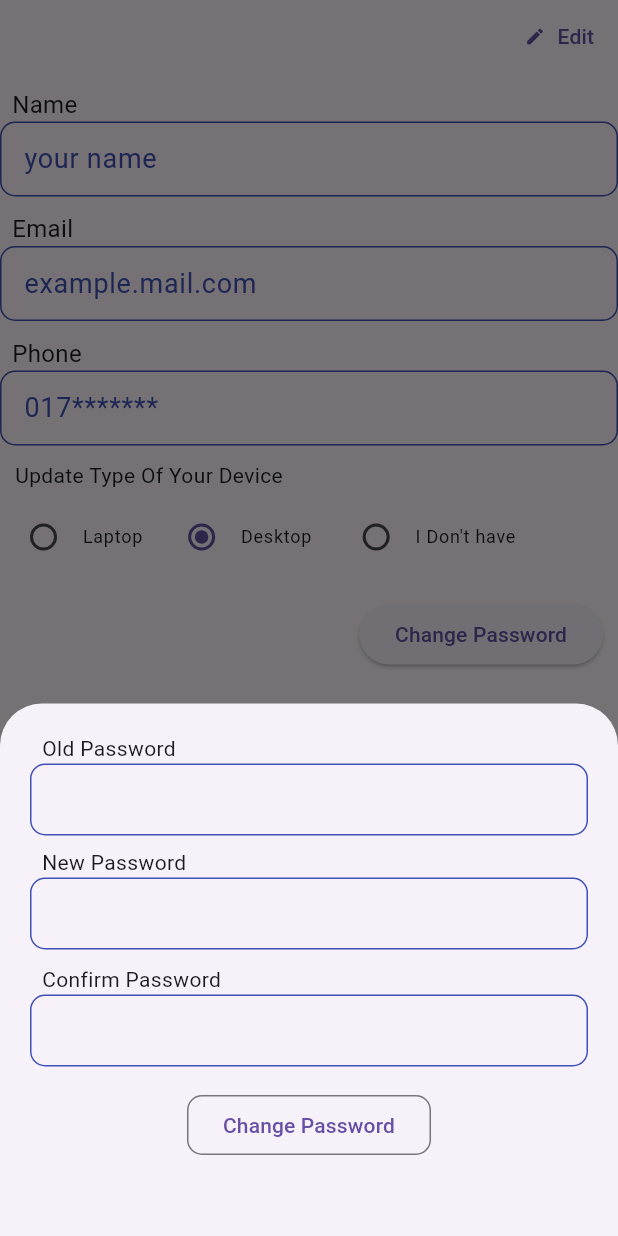
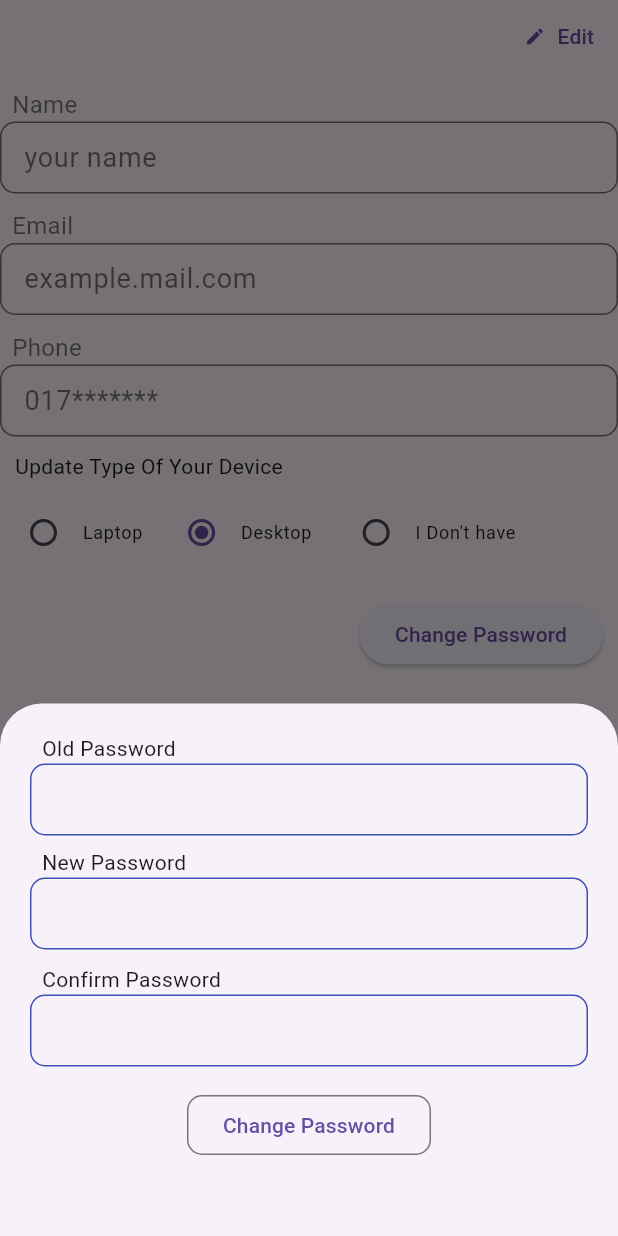
Before and after one commit to forhad35/kodeeo_app, a Flutter app: the ProfileInfo widget shown alone on an empty page, opened directly, after a tap on "Edit", after a tap on "Update Info", after a tap on "Change Password", on a phone screen of 412 x 824 dp. Run offline on Flutter 3.47's test engine with Material 2 defaults, Android fonts, the phone set to English and light mode, and no system bars; our stand-ins replace animated_splash_screen, carousel_slider, floating_bottom_navigation_bar, flutter_svg, font_awesome_flutter, full_screen_image and 2 more; accounts and stored records are empty; network calls fail.

Commit message:
update gallery and profile info page

```diff
--- a/lib/pages/photo_gallery.dart
+++ b/lib/pages/photo_gallery.dart
@@ -1,3 +1,4 @@
+import 'package:flutter/gestures.dart';
 import 'package:flutter/material.dart';
 import 'package:kodeeo_app/data/model/photos_link.dart';
 import 'package:kodeeo_app/pages/home.dart';
@@ -11,7 +12,7 @@ class PhotoGallery extends StatelessWidget {
   @override
   Widget build(BuildContext context) {
     return  Scaffold(
-      appBar: AppBar(),
+      appBar: AppBar(title: Text("Photo Gallery"),),
       body: SingleChildScrollView(
         child: StaggeredGrid.count(
           crossAxisCount: 4,
@@ -63,7 +64,17 @@ class PhotoGallery extends StatelessWidget {
 Widget loadimg(String PhotosLink){
   return  Padding(
     padding: const EdgeInsets.all(5.0),
-    child: Image.network(PhotosLink,fit: BoxFit.cover,),
+    child: Container(
+      clipBehavior: Clip.hardEdge,
+      decoration:  BoxDecoration(
+        border: Border.all(
+          color: Colors.grey,
+          strokeAlign: BorderSide.strokeAlignOutside,
+          width: 1,
+        ),
+        borderRadius: BorderRadius.all(Radius.circular(15)),
+      ),
+        child: Image.network(PhotosLink,fit: BoxFit.cover,isAntiAlias: true,)),
   );
 }
 //testing zoomable image
--- a/lib/widgets/profile_info2.dart
+++ b/lib/widgets/profile_info2.dart
@@ -24,6 +24,19 @@ class _ProfileInfoState extends State<ProfileInfo> {
   var phone=TextEditingController(text: "017*******");
   bool editFromText=false;
 
+  Color activecolor=Colors.indigo;
+  Color nonactivecolor=Colors.black54;
+  Color focuscolor=Colors.lightGreen;
+  Color errorcolor = Colors.redAccent;
+  var swaingcolor; /// active notactive color sowing variable
+
+  bool errorText=false;
+  bool errorText1=false;
+
+
+
+
+
   @override
   Widget build(BuildContext context) {
     return Container(
@@ -38,6 +51,8 @@ class _ProfileInfoState extends State<ProfileInfo> {
                   onPressed: () {
                     setState(() {
                       editFromText=true;
+                      swaingcolor=nonactivecolor;
+                      nonactivecolor=activecolor;
                     });
                   },
                   icon: Icon(
@@ -55,25 +70,25 @@ class _ProfileInfoState extends State<ProfileInfo> {
                     children: [
                       Padding(
                         padding: const EdgeInsets.only(left: 8.0),
-                        child: Text("Name",style: TextStyle(fontSize: 16),),
+                        child: Text("Name",style: TextStyle(fontSize: 16,color: nonactivecolor),),
                       ),
                       TextFormField(
                         enabled: editFromText,
                         controller: name,
-                        style: TextStyle(fontSize:18,color: Colors.indigo,height: 1),
+                        style: TextStyle(fontSize:18,color: nonactivecolor,height: 0.8),
                         decoration: InputDecoration(
                           focusedBorder: OutlineInputBorder(
                               borderRadius: BorderRadius.all(Radius.circular(10)),
                               borderSide:
-                              BorderSide(width: 1, color: Colors.orange)),
+                              BorderSide(width: 1, color: focuscolor)),
                           disabledBorder: OutlineInputBorder(
                               borderRadius: BorderRadius.all(Radius.circular(10)),
                               borderSide:
-                              BorderSide(width: 1, color: Colors.indigo)),
+                              BorderSide(width: 1, color: nonactivecolor)),
                           enabledBorder: OutlineInputBorder(
                               borderRadius: BorderRadius.all(Radius.circular(10)),
                               borderSide:
-                              BorderSide(width: 1, color: Colors.indigo)),
+                              BorderSide(width: 1, color: nonactivecolor)),
                         ),
                       ),
                       SizedBox(
@@ -81,26 +96,26 @@ class _ProfileInfoState extends State<ProfileInfo> {
                       ),
                       Padding(
                         padding: const EdgeInsets.only(left: 8.0),
-                        child: Text("Email",style: TextStyle(fontSize: 16),),
+                        child: Text("Email",style: TextStyle(fontSize: 16,color: nonactivecolor),),
                       ),
                       TextFormField(
                         enabled: editFromText,
                         controller: email,
-                        style: TextStyle(fontSize:18,color: Colors.indigo,height: 1 ),
+                        style: TextStyle(fontSize:18,color: nonactivecolor,height: .8 ),
                         decoration: InputDecoration(
 
                           focusedBorder: OutlineInputBorder(
                               borderRadius: BorderRadius.all(Radius.circular(10)),
                               borderSide:
-                              BorderSide(width: 1, color: Colors.orange)),
+                              BorderSide(width: 1, color: focuscolor)),
                           disabledBorder: OutlineInputBorder(
                               borderRadius: BorderRadius.all(Radius.circular(10)),
                               borderSide:
-                              BorderSide(width: 1, color: Colors.indigo)),
+                              BorderSide(width: 1, color: nonactivecolor)),
                           enabledBorder: OutlineInputBorder(
                               borderRadius: BorderRadius.all(Radius.circular(10)),
                               borderSide:
-                              BorderSide(width: 1, color: Colors.indigo)),
+                              BorderSide(width: 1, color: nonactivecolor)),
 
                         ),
                       ),
@@ -109,26 +124,26 @@ class _ProfileInfoState extends State<ProfileInfo> {
                       ),
                       Padding(
                         padding: const EdgeInsets.only(left: 8.0),
-                        child: Text("Phone",style: TextStyle(fontSize: 16),),
+                        child: Text("Phone",style: TextStyle(fontSize: 16,color: nonactivecolor),),
                       ),
                       TextFormField(
                         enabled: editFromText,
                         controller: phone,
-                        style: TextStyle(fontSize:18,color: Colors.indigo,height: 1 ),
+                        style: TextStyle(fontSize:18,color: nonactivecolor,height: .8 ),
                         decoration: InputDecoration(
 
                           focusedBorder: OutlineInputBorder(
                               borderRadius: BorderRadius.all(Radius.circular(10)),
                               borderSide:
-                              BorderSide(width: 1, color: Colors.orange)),
+                              BorderSide(width: 1, color: focuscolor)),
                           disabledBorder: OutlineInputBorder(
                               borderRadius: BorderRadius.all(Radius.circular(10)),
                               borderSide:
-                              BorderSide(width: 1, color: Colors.indigo)),
+                              BorderSide(width: 1, color: nonactivecolor)),
                           enabledBorder: OutlineInputBorder(
                               borderRadius: BorderRadius.all(Radius.circular(10)),
                               borderSide:
-                              BorderSide(width: 1, color: Colors.indigo)),
+                              BorderSide(width: 1, color: nonactivecolor)),
 
                         ),
                       ),
@@ -153,6 +168,8 @@ class _ProfileInfoState extends State<ProfileInfo> {
                   child: ElevatedButton(onPressed: () {
                     setState(() {
                       editFromText=false;
+                      nonactivecolor=swaingcolor;
+                      //nonactivecolor=swap;
                     });
                   },
                     child: Text("Update Info"),style: ButtonStyle(enableFeedback: editFromText),),
@@ -169,6 +186,7 @@ class _ProfileInfoState extends State<ProfileInfo> {
     );
   }
 
+  // bottom modal sheet function
   void modalBottomSheet(BuildContext context){
     var oldPass=TextEditingController();
     var newPass=TextEditingController();
@@ -194,21 +212,27 @@ class _ProfileInfoState extends State<ProfileInfo> {
                       ),
                       TextFormField(
                         controller: oldPass,
-                        style: TextStyle(fontSize: 20,height: .8),
+                        style: TextStyle(fontSize: 20,height: .6),
                         decoration: InputDecoration(
+                          errorText: errorText ? "Wrong Old password! ": null,
 
                           focusedBorder: OutlineInputBorder(
                               borderRadius: BorderRadius.all(Radius.circular(10)),
                               borderSide:
-                              BorderSide(width: 1, color: Colors.orange)),
-                          disabledBorder: OutlineInputBorder(
-                              borderRadius: BorderRadius.all(Radius.circular(10)),
-                              borderSide:
-                              BorderSide(width: 1, color: Colors.indigo)),
+                              BorderSide(width: 1, color: focuscolor)),
+                          // disabledBorder: OutlineInputBorder(
+                          //     borderRadius: BorderRadius.all(Radius.circular(10)),
+                          //     borderSide:
+                          //     BorderSide(width: 1, color: Colors.indigo)),
                           enabledBorder: OutlineInputBorder(
                               borderRadius: BorderRadius.all(Radius.circular(10)),
                               borderSide:
-                              BorderSide(width: 1, color: Colors.indigo)),
+                              BorderSide(width: 1, color: activecolor)),
+                          errorBorder: OutlineInputBorder(
+                              borderRadius: BorderRadius.all(Radius.circular(10)),
+                              borderSide:
+                              BorderSide(width: 1, color: errorcolor)),
+
                         ),
                       ),
                       SizedBox(
@@ -220,20 +244,26 @@ class _ProfileInfoState extends State<ProfileInfo> {
                       ),
                       TextFormField(
                         controller: newPass,
-                        style: TextStyle(fontSize: 20,height: .8),
+                        style: TextStyle(fontSize: 20,height: .6),
                         decoration: InputDecoration(
+                          errorText: errorText1 ? "Password Not Matching!": null,
                           focusedBorder: OutlineInputBorder(
                               borderRadius: BorderRadius.all(Radius.circular(10)),
                               borderSide:
-                              BorderSide(width: 1, color: Colors.orange)),
-                          disabledBorder: OutlineInputBorder(
-                              borderRadius: BorderRadius.all(Radius.circular(10)),
-                              borderSide:
-                              BorderSide(width: 1, color: Colors.indigo)),
+                              BorderSide(width: 1, color: focuscolor)),
+                          // disabledBorder: OutlineInputBorder(
+                          //     borderRadius: BorderRadius.all(Radius.circular(10)),
+                          //     borderSide:
+                          //     BorderSide(width: 1, color: Colors.indigo)),
                           enabledBorder: OutlineInputBorder(
                               borderRadius: BorderRadius.all(Radius.circular(10)),
                               borderSide:
-                              BorderSide(width: 1, color: Colors.indigo)),
+                              BorderSide(width: 1, color: activecolor)),
+                          errorBorder: OutlineInputBorder(
+                            borderRadius: BorderRadius.all(Radius.circular(10)),
+                            borderSide:
+                            BorderSide(width: 1, color: errorcolor)),
+
                         ),
                       ),
                       SizedBox(
@@ -245,20 +275,25 @@ class _ProfileInfoState extends State<ProfileInfo> {
                       ),
                       TextFormField(
                         controller: confirmPass,
-                        style: TextStyle(fontSize: 20,height: .8),
+                        style: TextStyle(fontSize: 20,height: .6),
                         decoration: InputDecoration(
+                          errorText: errorText1 ? "Password Not Matching!": null,
                           focusedBorder: OutlineInputBorder(
                               borderRadius: BorderRadius.all(Radius.circular(10)),
                               borderSide:
-                              BorderSide(width: 1, color: Colors.orange)),
-                          disabledBorder: OutlineInputBorder(
-                              borderRadius: BorderRadius.all(Radius.circular(10)),
-                              borderSide:
-                              BorderSide(width: 1, color: Colors.indigo)),
+                              BorderSide(width: 1, color: focuscolor)),
+                          // disabledBorder: OutlineInputBorder(
+                          //     borderRadius: BorderRadius.all(Radius.circular(10)),
+                          //     borderSide:
+                          //     BorderSide(width: 1, color: Colors.indigo)),
                           enabledBorder: OutlineInputBorder(
                               borderRadius: BorderRadius.all(Radius.circular(10)),
                               borderSide:
-                              BorderSide(width: 1, color: Colors.indigo)),
+                              BorderSide(width: 1, color: activecolor)),
+                          errorBorder: OutlineInputBorder(
+                              borderRadius: BorderRadius.all(Radius.circular(10)),
+                              borderSide:
+                              BorderSide(width: 1, color: errorcolor)),
                         ),
                       ),
 
@@ -274,15 +309,19 @@ class _ProfileInfoState extends State<ProfileInfo> {
                           setState(() {
 
                           if(oldPass.text!=userpass.toString()){
-                            alertbox("Kodeeo LTD", "Wrong old Password");
+                           // alertbox("Kodeeo LTD", "Wrong old Password");
                             print("wpp");
+                            errorText=true;
 
                           }else if(newPass.text.isEmpty && confirmPass.text.isEmpty){
-                            alertbox("Kodeeo LTD", "Password is Empty");
+                          //  alertbox("Kodeeo LTD", "Password is Empty");
                             print("Empty pass");
+                            // errorText=true;
+                            errorText1=true;
                           }else if(newPass.text!=confirmPass.text){
-                            alertbox("Kodeeo LTD", "Password not match");
+                           // alertbox("Kodeeo LTD", "Password not match");
                             print("not match");
+                            errorText1=true;
                           }else{
                             alertbox("Kodeeo LTD", "Change Successfully");
                             print("done");
```
